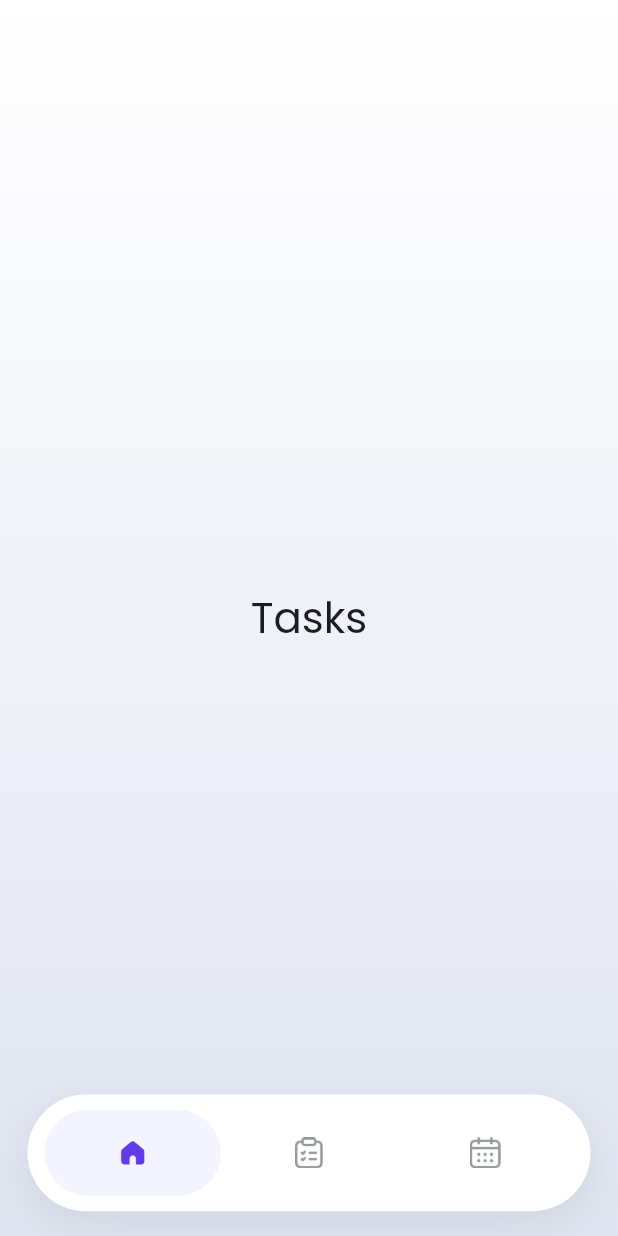
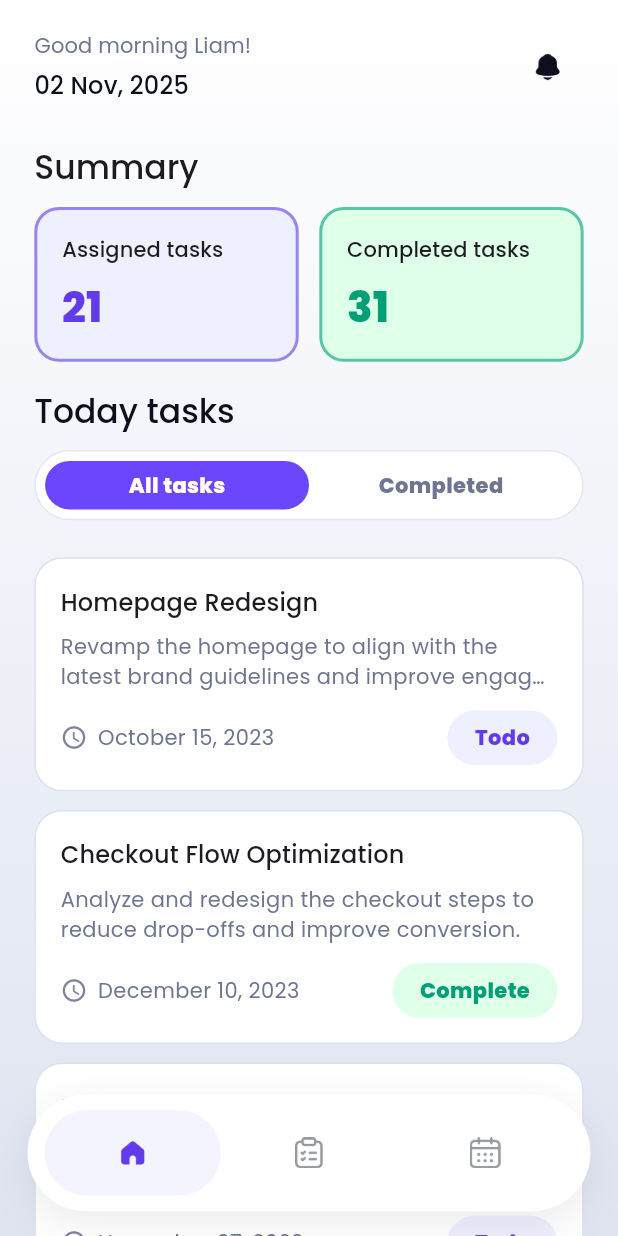
Before and after one commit to abuubaida921/task-management-app, a Flutter app: the screen it shows after launch, swiped to page 2, on a phone screen of 412 x 824 dp. Run offline on Flutter 3.47's test engine with Material 3 defaults, Android fonts, the phone set to English and light mode, and no system bars; our stand-ins replace connectivity_plus, flutter_easyloading, flutter_riverpod, flutter_screenutil, fluttertoast, google_fonts and 1 more; accounts and stored records are empty.

Commit message:
Task UI Created

```diff
--- a/lib/core/routes/app_router.dart
+++ b/lib/core/routes/app_router.dart
@@ -1,4 +1,5 @@
 import 'package:flutter/material.dart';
+import 'package:razinsoft_task_management/core/routes/app_routes.dart';
 import 'package:razinsoft_task_management/features/splash/view/splash_screen.dart';
 import 'package:razinsoft_task_management/features/dashboard/view/dashboard_screen.dart';
 
@@ -9,11 +10,11 @@ import '../config/slide_right_route.dart';
 class AppRouter {
   static Route<dynamic> generateRoute(RouteSettings settings) {
     switch (settings.name) {
-      case '/splash-page':
+      case AppRoutes.splashScreen:
         return SlideRightRoute(page: const SplashScreen());
-      case '/dashboard-page':
+      case AppRoutes.dashboard:
         return SlideRightRoute(page: const DashboardScreen());
-      case '/no-internet':
+      case AppRoutes.noInternet:
         return SlideRightRoute(page: const NoInternetPage());
       default:
         return SlideRightRoute(
--- a/lib/features/dashboard/view/dashboard_screen.dart
+++ b/lib/features/dashboard/view/dashboard_screen.dart
@@ -2,7 +2,8 @@ import 'package:flutter/material.dart';
 import 'package:flutter_riverpod/flutter_riverpod.dart';
 import 'package:flutter_screenutil/flutter_screenutil.dart';
 import 'package:razinsoft_task_management/core/config/app_color.dart';
-import 'package:razinsoft_task_management/features/dashboard/view/tabs/home.dart';
+import 'package:razinsoft_task_management/features/dashboard/view/tabs/home_tab.dart';
+import 'package:razinsoft_task_management/features/dashboard/view/tabs/task_tab.dart';
 import '../widgets/placeholder_widget.dart';
 import 'navbar.dart';
 
@@ -53,7 +54,10 @@ class _DashboardScreenState extends ConsumerState<DashboardScreen> {
                 taskTabIndex: _taskTabIndex,
                 onTabChanged: (i) => setState(() => _taskTabIndex = i),
               ),
-              PlaceholderPage(title: 'Tasks'),
+              TaskPage(
+                taskTabIndex: _taskTabIndex,
+                onTabChanged: (i) => setState(() => _taskTabIndex = i),
+              ),
               PlaceholderPage(title: 'Calendar'),
             ],
           ),
--- /dev/null
+++ b/lib/features/dashboard/view/tabs/task_tab.dart
@@ -0,0 +1,216 @@
+import 'package:flutter/material.dart';
+import 'package:flutter_screenutil/flutter_screenutil.dart';
+
+import '../../../../core/config/app_color.dart';
+import '../../../../core/enums/task_status_enum.dart';
+import '../../../../core/utils/month_helper.dart';
+import '../../models/task_model.dart';
+import '../../widgets/summarycard_widget.dart';
+import '../../widgets/taskcard_widget.dart';
+import '../../widgets/tasksegment_widget.dart';
+
+
+class TaskPage extends StatelessWidget {
+  const TaskPage({required this.taskTabIndex, required this.onTabChanged});
+
+  final int taskTabIndex;
+  final ValueChanged<int> onTabChanged;
+
+  @override
+  Widget build(BuildContext context) {
+    final now = DateTime.now();
+    final dateStr =
+        '${now.day.toString().padLeft(2, '0')} ${getMonthName(now.month)}, ${now.year}';
+
+
+    final List<Task> tasks = const [
+      Task(
+        title: 'Homepage Redesign',
+        description:
+        'Revamp the homepage to align with the latest brand guidelines and improve engagement metrics.',
+        dateLabel: 'October 15, 2023',
+        status: TaskStatus.todo,
+      ),
+      Task(
+        title: 'Checkout Flow Optimization',
+        description:
+        'Analyze and redesign the checkout steps to reduce drop-offs and improve conversion.',
+        dateLabel: 'December 10, 2023',
+        status: TaskStatus.complete,
+      ),
+      Task(
+        title: 'Push Notification Setup',
+        description:
+        'Integrate FCM and create topic-based notifications for marketing campaigns.',
+        dateLabel: 'November 07, 2023',
+        status: TaskStatus.todo,
+      ),
+      Task(
+        title: 'User Onboarding Revamp',
+        description:
+        'Shorten onboarding and add progress indicators to increase completion rate.',
+        dateLabel: 'November 22, 2023',
+        status: TaskStatus.complete,
+      ),
+      Task(
+        title: 'Dark Mode QA',
+        description:
+        'Test dark mode across modules and fix contrast and accessibility issues.',
+        dateLabel: 'January 04, 2024',
+        status: TaskStatus.todo,
+      ),
+      Task(
+        title: 'Analytics Dashboard',
+        description:
+        'Build a product analytics dashboard with funnels and retention cohorts.',
+        dateLabel: 'February 12, 2024',
+        status: TaskStatus.complete,
+      ),
+    ];
+
+
+    final List<Task> filteredTasks = taskTabIndex == 1
+        ? tasks.where((t) => t.status == TaskStatus.complete).toList()
+        : tasks;
+
+    return SafeArea(
+      child: Column(
+        children: [
+
+          Padding(
+            padding: EdgeInsets.fromLTRB(20.w, 20.h, 20.w, 12.h),
+            child: Row(
+              crossAxisAlignment: CrossAxisAlignment.start,
+              children: [
+                Expanded(
+                  child: Column(
+                    crossAxisAlignment: CrossAxisAlignment.start,
+                    children: [
+                      Text(
+                        'Good morning Liam!',
+                        style: Theme.of(context).textTheme.titleSmall?.copyWith(
+                          color: AppStaticColor.greetingTextColor,
+                          fontWeight: FontWeight.w400,
+                        ),
+                      ),
+                      SizedBox(height: 4.h),
+                      Text(
+                        dateStr,
+                        style: Theme.of(context).textTheme.titleMedium?.copyWith(
+                          color: AppStaticColor.timeTextColor,
+                          fontWeight: FontWeight.w500,
+                        ),
+                      ),
+                    ],
+                  ),
+                ),
+                IconButton(
+                  onPressed: () {},
+                  icon: Image.asset(
+                    'assets/icons/ic_notification.png',
+                    width: 24.r,
+                    height: 24.r,
+                  ),
+                ),
+              ],
+            ),
+          ),
+
+          Expanded(
+            child: CustomScrollView(
+              slivers: [
+                SliverToBoxAdapter(
+                  child: Padding(
+                    // Top padding is 0 because header already provided top spacing
+                    padding: EdgeInsets.fromLTRB(20.w, 0, 20.w, 12.h),
+                    child: Column(
+                      crossAxisAlignment: CrossAxisAlignment.start,
+                      children: [
+                        SizedBox(height: 16.h),
+                        Text(
+                          'Summary',
+                          style: Theme.of(context).textTheme.titleLarge?.copyWith(
+                            fontWeight: FontWeight.w500,
+                          ),
+                        ),
+                        SizedBox(height: 12.h),
+                        Row(
+                          children: [
+                            Expanded(
+                              child: SummaryCard(
+                                title: 'Assigned tasks',
+                                value: '21',
+                                bgColor: AppStaticColor.assignedTaskBgColor,
+                                borderColor: AppStaticColor.primaryColor,
+                                valueColor: AppStaticColor.primaryColor,
+                              ),
+                            ),
+                            SizedBox(width: 12.w),
+                            Expanded(
+                              child: SummaryCard(
+                                title: 'Completed tasks',
+                                value: '31',
+                                bgColor: AppStaticColor.completedTaskBgColor,
+                                borderColor:
+                                AppStaticColor.completedTaskTextColor,
+                                valueColor:
+                                AppStaticColor.completedTaskTextColor,
+                              ),
+                            ),
+                          ],
+                        ),
+                        SizedBox(height: 18.h),
+                        Text(
+                          'Today tasks',
+                          style: Theme.of(context).textTheme.titleLarge?.copyWith(
+                            fontWeight: FontWeight.w500,
+                            color: AppStaticColor.timeTextColor,
+                          ),
+                        ),
+                        SizedBox(height: 12.h),
+                        TasksSegment(index: taskTabIndex, onChanged: onTabChanged),
+                        SizedBox(height: 12.h),
+                      ],
+                    ),
+                  ),
+                ),
+                if (filteredTasks.isEmpty)
+                  SliverToBoxAdapter(
+                    child: Padding(
+                      padding: EdgeInsets.symmetric(horizontal: 20.w, vertical: 40.h),
+                      child: Center(
+                        child: Text(
+                          'No tasks to show',
+                          style: Theme.of(context).textTheme.titleMedium?.copyWith(
+                            color: AppStaticColor.timeTextColor,
+                          ),
+                        ),
+                      ),
+                    ),
+                  )
+                else
+                  SliverList.separated(
+                    itemBuilder: (context, i) {
+                      final task = filteredTasks[i];
+                      return Padding(
+                        padding: EdgeInsets.symmetric(horizontal: 20.w),
+                        child: TaskCard(
+                          title: task.title,
+                          description: task.description,
+                          dateLabel: task.dateLabel,
+                          status: task.status,
+                        ),
+                      );
+                    },
+                    separatorBuilder: (_, __) => SizedBox(height: 12.h),
+                    itemCount: filteredTasks.length,
+                  ),
+                SliverToBoxAdapter(child: SizedBox(height: 120.h)),
+              ],
+            ),
+          ),
+        ],
+      ),
+    );
+  }
+}
```
Also changed, not shown: lib/features/dashboard/view/tabs/home_tab.dart (renamed from lib/features/dashboard/view/tabs/home.dart).
